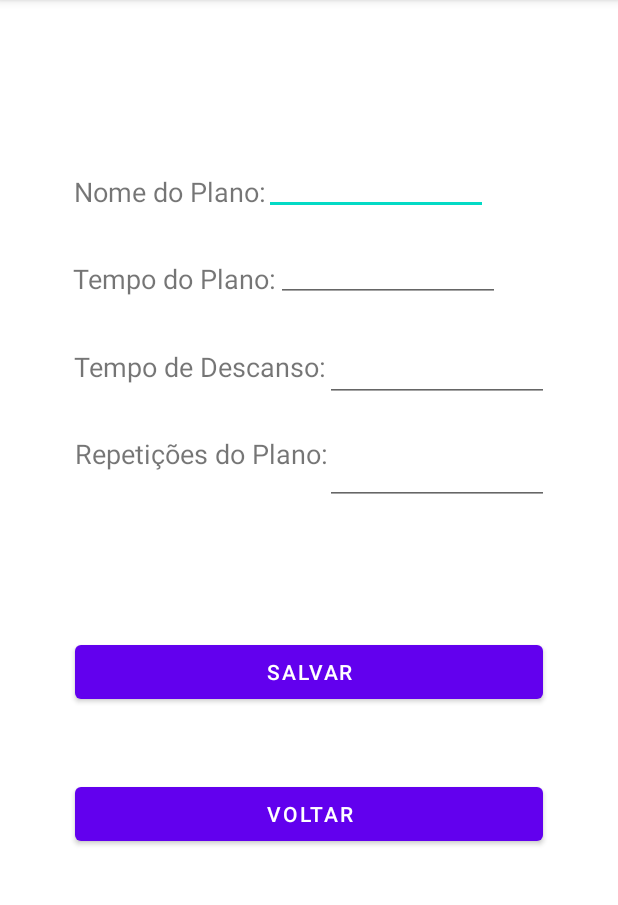
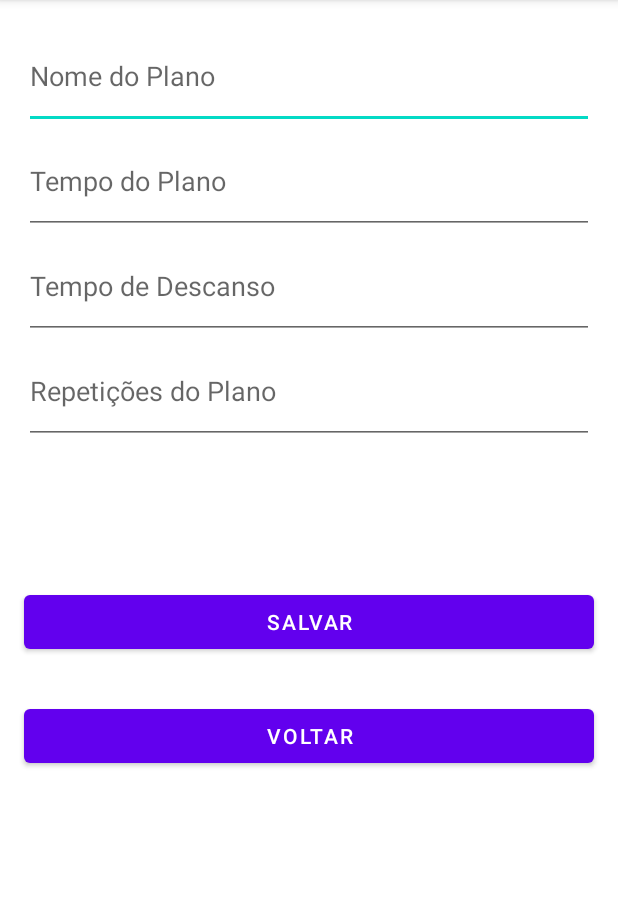
Before and after one commit to Adaltino/timezen, an Android app: the AddPlanActivity screen opened directly, with no data from a screen before it, on a phone screen of 412 x 824 dp, the part 84-989 px from its top. Run offline under Robolectric (Android 15) with nearby library versions, the phone set to English and light mode, and no system bars.

Commit message:
navegação da tela de adicionar plano

```diff
--- a/app/src/main/res/layout/activity_add_plan.xml
+++ b/app/src/main/res/layout/activity_add_plan.xml
@@ -1,140 +1,82 @@
 <?xml version="1.0" encoding="utf-8"?>
-<androidx.constraintlayout.widget.ConstraintLayout xmlns:android="http://schemas.android.com/apk/res/android"
+<ScrollView xmlns:android="http://schemas.android.com/apk/res/android"
     xmlns:app="http://schemas.android.com/apk/res-auto"
     xmlns:tools="http://schemas.android.com/tools"
     android:layout_width="match_parent"
     android:layout_height="match_parent"
+    android:fillViewport="true">
+
+    <androidx.constraintlayout.widget.ConstraintLayout
+        android:layout_width="match_parent"
+        android:layout_height="wrap_content"
         tools:context=".ui.activity.AddPlanActivity">
-
-    <TextView
-        android:id="@+id/text_repeat_plan"
-        android:layout_width="wrap_content"
-        android:layout_height="wrap_content"
-        android:text="Repetições do Plano:"
-        android:textSize="18sp"
-        app:layout_constraintBottom_toBottomOf="parent"
-        app:layout_constraintEnd_toEndOf="parent"
-        app:layout_constraintHorizontal_bias="0.205"
-        app:layout_constraintStart_toStartOf="parent"
-        app:layout_constraintTop_toBottomOf="@+id/text_time_rest"
-        app:layout_constraintVertical_bias="0.068" />
-
-    <TextView
-        android:id="@+id/text_name_plan"
-        android:layout_width="wrap_content"
-        android:layout_height="wrap_content"
-        android:text="Nome do Plano:"
-        android:textSize="18sp"
-        app:layout_constraintBottom_toBottomOf="parent"
-        app:layout_constraintEnd_toEndOf="parent"
-        app:layout_constraintHorizontal_bias="0.173"
-        app:layout_constraintStart_toStartOf="parent"
-        app:layout_constraintTop_toTopOf="parent"
-        app:layout_constraintVertical_bias="0.155" />
 
         <EditText
             android:id="@+id/editText_name_plan"
-        android:layout_width="wrap_content"
-        android:layout_height="wrap_content"
-        android:ems="7"
+            android:layout_width="0dp"
+            android:layout_height="70dp"
+            android:layout_margin="16dp"
+            android:hint="Nome do Plano"
             android:inputType="text"
-        app:layout_constraintBottom_toBottomOf="parent"
             app:layout_constraintEnd_toEndOf="parent"
-        app:layout_constraintHorizontal_bias="0.67"
             app:layout_constraintStart_toStartOf="parent"
-        app:layout_constraintTop_toTopOf="parent"
-        app:layout_constraintVertical_bias="0.136" />
-
-    <TextView
-        android:id="@+id/text_time_plan"
-        android:layout_width="wrap_content"
-        android:layout_height="wrap_content"
-        android:text="Tempo do Plano:"
-        android:textSize="18sp"
-        app:layout_constraintBottom_toBottomOf="parent"
-        app:layout_constraintEnd_toEndOf="parent"
-        app:layout_constraintHorizontal_bias="0.177"
-        app:layout_constraintStart_toStartOf="parent"
-        app:layout_constraintTop_toBottomOf="@+id/text_name_plan"
-        app:layout_constraintVertical_bias="0.055" />
+            app:layout_constraintTop_toTopOf="parent"/>
 
         <EditText
             android:id="@+id/editText_time_plan"
-        android:layout_width="wrap_content"
-        android:layout_height="wrap_content"
-        android:ems="7"
+            android:layout_width="0dp"
+            android:layout_height="70dp"
+            android:hint="Tempo do Plano"
             android:inputType="number"
-        app:layout_constraintBottom_toBottomOf="parent"
-        app:layout_constraintEnd_toEndOf="parent"
-        app:layout_constraintHorizontal_bias="0.7"
-        app:layout_constraintStart_toStartOf="parent"
-        app:layout_constraintTop_toTopOf="parent"
-        app:layout_constraintVertical_bias="0.216" />
-
-    <TextView
-        android:id="@+id/text_time_rest"
-        android:layout_width="wrap_content"
-        android:layout_height="wrap_content"
-        android:text="Tempo de Descanso:"
-        android:textSize="18sp"
-        app:layout_constraintBottom_toBottomOf="parent"
-        app:layout_constraintEnd_toEndOf="parent"
-        app:layout_constraintHorizontal_bias="0.201"
-        app:layout_constraintStart_toStartOf="parent"
-        app:layout_constraintTop_toBottomOf="@+id/text_time_plan"
-        app:layout_constraintVertical_bias="0.062" />
+            app:layout_constraintEnd_toEndOf="@id/editText_name_plan"
+            app:layout_constraintStart_toStartOf="@id/editText_name_plan"
+            app:layout_constraintTop_toBottomOf="@id/editText_name_plan"/>
 
         <EditText
-        android:id="@+id/editText_time_plan_rest"
-        android:layout_width="wrap_content"
-        android:layout_height="wrap_content"
-        android:ems="7"
+            android:id="@+id/editText_time_rest_plan"
+            android:layout_width="0dp"
+            android:layout_height="70dp"
+            android:hint="Tempo de Descanso"
             android:inputType="number"
-        app:layout_constraintBottom_toBottomOf="parent"
-        app:layout_constraintEnd_toEndOf="parent"
-        app:layout_constraintHorizontal_bias="0.825"
-        app:layout_constraintStart_toStartOf="parent"
-        app:layout_constraintTop_toTopOf="parent"
-        app:layout_constraintVertical_bias="0.308" />
+            app:layout_constraintEnd_toEndOf="@id/editText_name_plan"
+            app:layout_constraintStart_toStartOf="@id/editText_name_plan"
+            app:layout_constraintTop_toBottomOf="@id/editText_time_plan"/>
 
         <EditText
             android:id="@+id/editText_repeat_plan"
-        android:layout_width="wrap_content"
-        android:layout_height="wrap_content"
-        android:ems="7"
+            android:layout_width="0dp"
+            android:layout_height="70dp"
+            android:hint="Repetições do Plano"
             android:inputType="number"
-        app:layout_constraintBottom_toBottomOf="parent"
-        app:layout_constraintEnd_toEndOf="parent"
-        app:layout_constraintHorizontal_bias="0.825"
-        app:layout_constraintStart_toStartOf="parent"
-        app:layout_constraintTop_toTopOf="parent"
-        app:layout_constraintVertical_bias="0.403" />
+            app:layout_constraintEnd_toEndOf="@id/editText_name_plan"
+            app:layout_constraintStart_toStartOf="@id/editText_name_plan"
+            app:layout_constraintTop_toBottomOf="@id/editText_time_rest_plan"/>
 
         <Button
             android:id="@+id/button_save_plan"
-        android:layout_width="match_parent"
+            android:layout_width="0dp"
             android:layout_height="wrap_content"
+            android:layout_margin="16dp"
             android:text="Salvar"
             app:layout_constraintBottom_toBottomOf="parent"
             app:layout_constraintEnd_toEndOf="parent"
+            app:layout_constraintHorizontal_bias="0.125"
             app:layout_constraintStart_toStartOf="parent"
-        app:layout_constraintTop_toTopOf="parent"
-        app:layout_constraintVertical_bias="0.589"
-        android:layout_marginStart="50dp"
-        android:layout_marginEnd="50dp" />
+            app:layout_constraintTop_toBottomOf="@id/editText_repeat_plan"
+            app:layout_constraintVertical_bias="0.2" />
 
         <Button
             android:id="@+id/button_back_home"
-        android:layout_width="match_parent"
+            android:layout_width="0dp"
             android:layout_height="wrap_content"
             android:text="voltar"
             app:layout_constraintBottom_toBottomOf="parent"
-        app:layout_constraintEnd_toEndOf="parent"
-        app:layout_constraintStart_toStartOf="parent"
-        app:layout_constraintTop_toTopOf="parent"
-        app:layout_constraintVertical_bias="0.72"
-        android:layout_marginStart="50dp"
-        android:layout_marginEnd="50dp" />
-
+            app:layout_constraintEnd_toEndOf="@id/button_save_plan"
+            app:layout_constraintHorizontal_bias="0.0"
+            app:layout_constraintStart_toStartOf="@id/button_save_plan"
+            app:layout_constraintTop_toBottomOf="@id/button_save_plan"
+            app:layout_constraintVertical_bias="0.100" />
 
     </androidx.constraintlayout.widget.ConstraintLayout>
+
+</ScrollView>
--- a/app/src/main/res/layout/list_item_plans.xml
+++ b/app/src/main/res/layout/list_item_plans.xml
@@ -3,6 +3,7 @@
     xmlns:tools="http://schemas.android.com/tools"
     android:layout_width="match_parent"
     android:layout_height="wrap_content"
+    android:clickable="true"
     xmlns:app="http://schemas.android.com/apk/res-auto">
 
     <TextView
```
Also changed, not shown: app/src/main/java/faculdade/timezen/dao/PlansDao.kt (added, +18 -0 lines), app/src/main/java/faculdade/timezen/ui/activity/AddPlanActivity.kt (+52 -0 lines), app/src/main/java/faculdade/timezen/ui/activity/MainActivity.kt (+15 -5 lines), app/src/main/res/layout/activity_main.xml (+2 -6 lines). Lines whose indentation alone changed are shown as unchanged.
